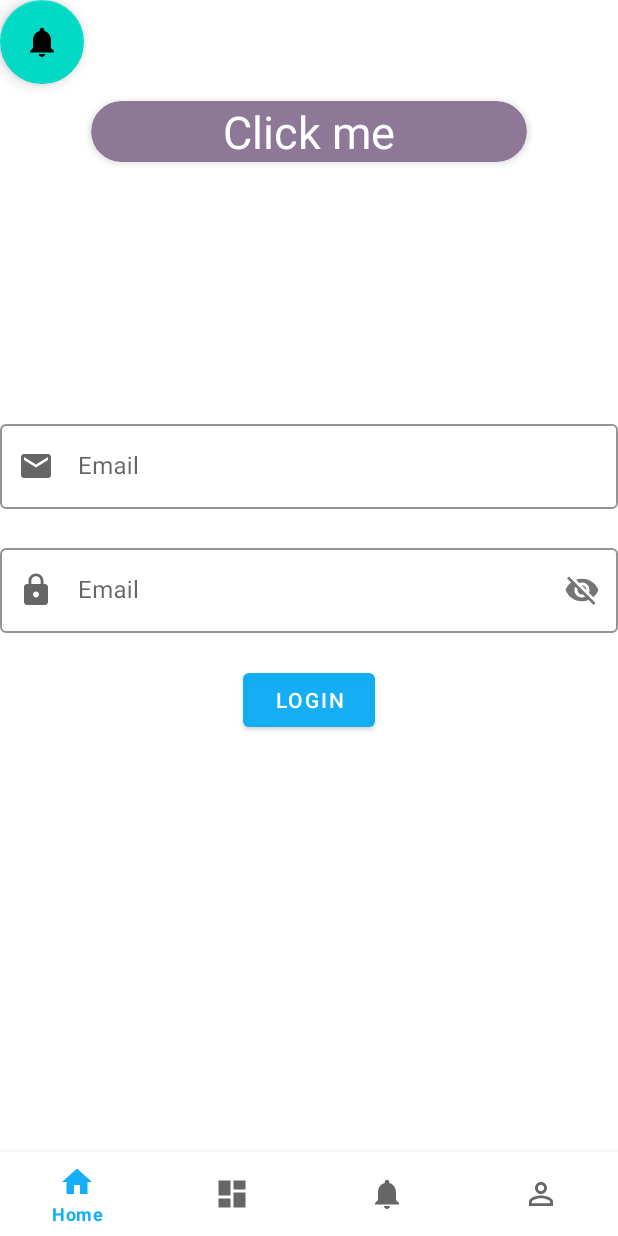
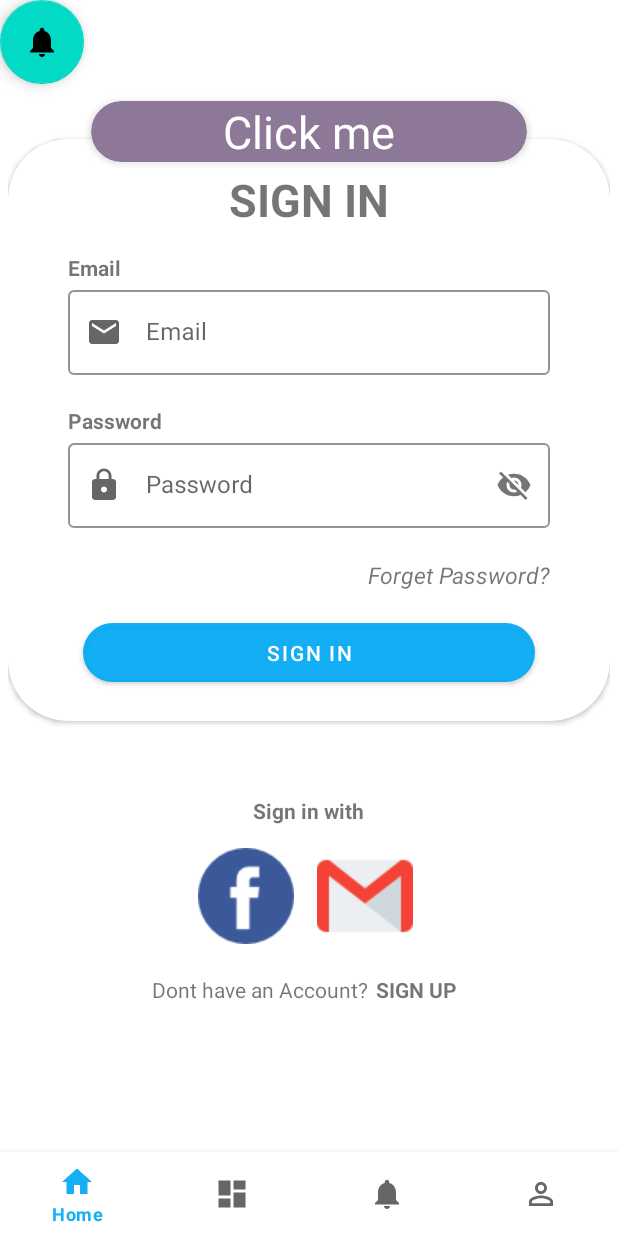
Before and after one commit to phong016688/TN1, an Android app: the LoginFragment screen opened through its navigation route, on a phone screen of 412 x 824 dp. Run offline under Robolectric (Android 15) with nearby library versions, the phone set to English and light mode, and no system bars; our stand-ins replace Firebase (no records; nobody signed in at launch, a user with empty details on screens opened directly), navigation-ui; 1 statement that could not run was skipped.

Commit message:
fisrt_commit

```diff
--- a/app/src/main/res/layout/fragment_login.xml
+++ b/app/src/main/res/layout/fragment_login.xml
@@ -1,10 +1,39 @@
 <?xml version="1.0" encoding="utf-8"?>
 <LinearLayout xmlns:android="http://schemas.android.com/apk/res/android"
     xmlns:app="http://schemas.android.com/apk/res-auto"
+    xmlns:tools="http://schemas.android.com/tools"
     android:layout_width="match_parent"
     android:layout_height="match_parent"
+    android:layout_margin="@dimen/dp_5"
     android:gravity="center"
     android:orientation="vertical">
+
+    <androidx.cardview.widget.CardView
+        android:layout_width="match_parent"
+        android:layout_height="wrap_content"
+        app:cardCornerRadius="@dimen/dp_40">
+
+        <LinearLayout
+            android:paddingVertical="@dimen/dp_20"
+            android:layout_width="match_parent"
+            android:layout_height="match_parent"
+            android:orientation="vertical">
+
+            <TextView
+                android:layout_width="match_parent"
+                android:layout_height="wrap_content"
+                android:layout_marginBottom="@dimen/dp_15"
+                android:gravity="center"
+                android:text="@string/sign_in"
+                android:textSize="@dimen/sp_30"
+                android:textStyle="bold" />
+
+            <TextView
+                android:layout_width="wrap_content"
+                android:layout_height="wrap_content"
+                android:layout_marginLeft="@dimen/dp_40"
+                android:text="@string/email"
+                android:textStyle="bold" />
 
             <com.google.android.material.textfield.TextInputLayout
                 android:id="@+id/email_text_input"
@@ -19,15 +48,24 @@
                 <com.google.android.material.textfield.TextInputEditText
                     android:id="@+id/user_name_edit_text"
                     android:layout_width="match_parent"
-            android:layout_height="match_parent" />
+                    android:layout_height="match_parent"
+                    android:layout_marginLeft="@dimen/dp_40"
+                    android:layout_marginRight="@dimen/dp_40" />
             </com.google.android.material.textfield.TextInputLayout>
+
+            <TextView
+                android:layout_width="wrap_content"
+                android:layout_height="wrap_content"
+                android:layout_marginLeft="@dimen/dp_40"
+                android:text="@string/password"
+                android:textStyle="bold" />
 
             <com.google.android.material.textfield.TextInputLayout
                 android:id="@+id/password_text_input"
                 style="@style/Widget.MaterialComponents.TextInputLayout.OutlinedBox"
                 android:layout_width="match_parent"
                 android:layout_height="wrap_content"
-        android:hint="@string/email"
+                android:hint="@string/password"
                 app:boxStrokeColor="@android:color/white"
                 app:errorEnabled="true"
                 app:passwordToggleEnabled="true"
@@ -36,15 +74,88 @@
                 <com.google.android.material.textfield.TextInputEditText
                     android:id="@+id/user_password_edit_text"
                     android:layout_width="match_parent"
-            android:layout_height="match_parent" />
+                    android:layout_height="match_parent"
+                    android:layout_marginLeft="@dimen/dp_40"
+                    android:layout_marginRight="@dimen/dp_40" />
             </com.google.android.material.textfield.TextInputLayout>
+
+            <TextView
+                android:id="@+id/forget_password_text_view"
+                android:layout_width="match_parent"
+                android:layout_height="wrap_content"
+                android:layout_marginLeft="@dimen/dp_40"
+                android:layout_marginRight="@dimen/dp_40"
+                android:layout_marginBottom="@dimen/dp_15"
+                android:gravity="end"
+                android:text="@string/forget"
+                android:textSize="@dimen/sp_15"
+                android:textStyle="italic" />
 
             <com.google.android.material.button.MaterialButton
                 android:id="@+id/login_button"
+                android:paddingVertical="@dimen/dp_10"
+                android:layout_width="match_parent"
+                android:layout_height="0dp"
+                android:layout_gravity="center"
+                android:layout_marginHorizontal="@dimen/dp_50"
+                android:layout_weight="1"
+                android:elevation="@dimen/dp_10"
+                android:text="@string/sign_in"
+                app:cornerRadius="@dimen/dp_40" />
+        </LinearLayout>
+    </androidx.cardview.widget.CardView>
+
+    <TextView
         android:layout_width="wrap_content"
         android:layout_height="wrap_content"
         android:layout_gravity="center"
-        android:text="Login" />
+        android:layout_marginTop="@dimen/dp_50"
+        android:text="@string/sign_in_with"
+        android:textStyle="bold" />
 
+    <LinearLayout
+        android:layout_width="match_parent"
+        android:layout_height="wrap_content"
+        android:layout_margin="@dimen/dp_5"
+        android:gravity="center"
+        android:orientation="horizontal">
 
+        <ImageButton
+            android:id="@+id/face_book_image_button"
+            android:layout_width="wrap_content"
+            android:layout_height="wrap_content"
+            android:layout_margin="@dimen/dp_5"
+            android:layout_marginEnd="@dimen/dp_10"
+            android:background="@null"
+            android:src="@drawable/facebook"
+            tools:ignore="ContentDescription" />
+
+        <ImageButton
+            android:id="@+id/email_image_button"
+            android:layout_width="wrap_content"
+            android:layout_height="wrap_content"
+            android:layout_margin="@dimen/dp_10"
+            android:background="@null"
+            android:src="@drawable/gmail"
+            tools:ignore="ContentDescription" />
     </LinearLayout>
+
+    <LinearLayout
+        android:layout_width="match_parent"
+        android:layout_height="wrap_content"
+        android:gravity="center"
+        android:orientation="horizontal">
+
+        <TextView
+            android:layout_width="wrap_content"
+            android:layout_height="wrap_content"
+            android:text="@string/dont_have_account" />
+
+        <TextView
+            android:layout_width="wrap_content"
+            android:layout_height="wrap_content"
+            android:layout_margin="@dimen/dp_5"
+            android:text="@string/sign_up"
+            android:textStyle="bold" />
+    </LinearLayout>
+</LinearLayout>
--- a/app/src/main/res/values/dimens.xml
+++ b/app/src/main/res/values/dimens.xml
@@ -2,4 +2,15 @@
     <!-- Default screen margins, per the Android Design guidelines. -->
     <dimen name="activity_horizontal_margin">16dp</dimen>
     <dimen name="activity_vertical_margin">16dp</dimen>
+    <dimen name="dp_5">5dp</dimen>
+    <dimen name="dp_10">10dp</dimen>
+    <dimen name="dp_15">15dp</dimen>
+    <dimen name="dp_20">20dp</dimen>
+    <dimen name="dp_30">30dp</dimen>
+    <dimen name="dp_40">40dp</dimen>
+    <dimen name="dp_50">50dp</dimen>
+
+    <dimen name="sp_30">30sp</dimen>
+    <dimen name="sp_15">15sp</dimen>
+    <dimen name="sp_20">20sp</dimen>
 </resources>
--- a/app/src/main/res/values/strings.xml
+++ b/app/src/main/res/values/strings.xml
@@ -12,4 +12,12 @@
     <string name="you_can_also_sign_in_with">YOU CAN ALSO SIGN IN WITH</string>
     <string name="this_is_dummy">This is dummy</string>
     <string name="email">Email</string>
+    <string name="full_name">Full Name</string>
+    <string name="confirm_password">Confirm password</string>
+    <string name="register">Register</string>
+    <string name="login">Login</string>
+    <string name="forget">Forget Password?</string>
+    <string name="sign_in_with">Sign in with</string>
+    <string name="dont_have_account">Dont have an Account?</string>
+    <string name="have_account">Have an Account?</string>
 </resources>
```
Also changed, not shown: app/src/main/java/com/datn/mobileapp/domain/model/User.kt (added, +10 -0 lines), app/src/main/java/com/datn/mobileapp/ui/register/RegisterFragment.kt (added, +36 -0 lines), app/src/main/res/drawable/ic_iphone_24.xml (added, +10 -0 lines), app/src/main/res/drawable/ic_user_24.xml (added, +10 -0 lines), app/src/main/res/layout/fragment_register.xml (added, +192 -0 lines), app/src/main/java/com/datn/mobileapp/ui/login/LoginFragment.kt (line endings or trailing spaces), app/src/main/res/drawable/facebook.png (added), app/src/main/res/drawable/gmail.png (added), app/src/main/res/layout/activity_main.xml (line endings or trailing spaces). Lines whose indentation alone changed are shown as unchanged.
